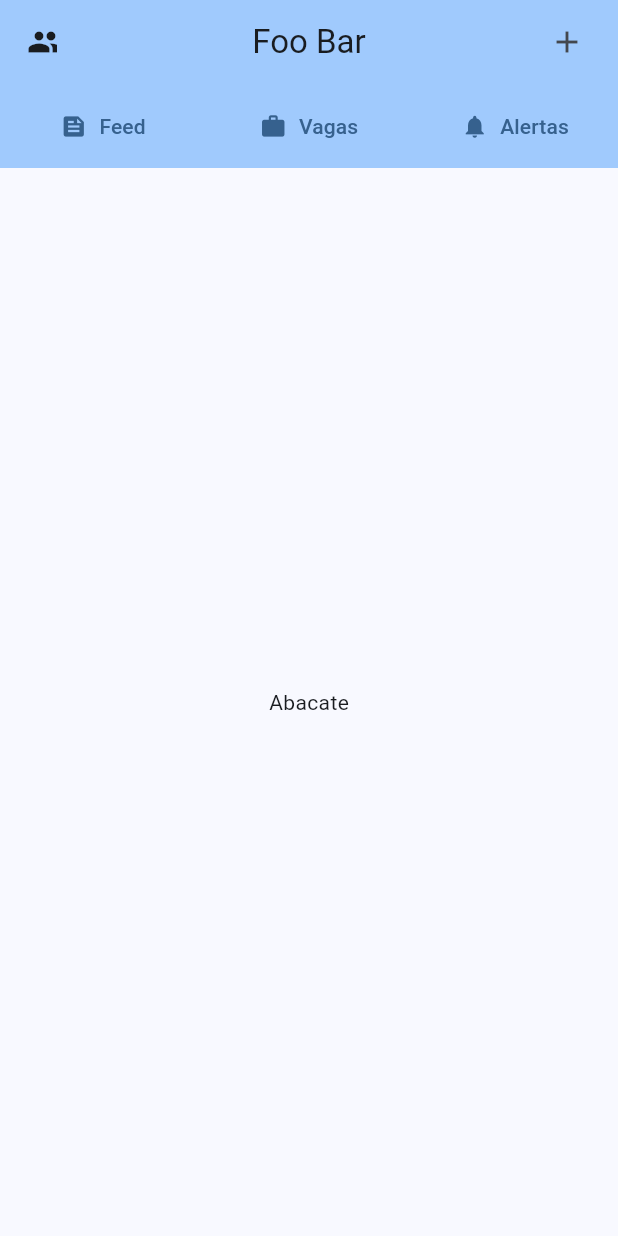
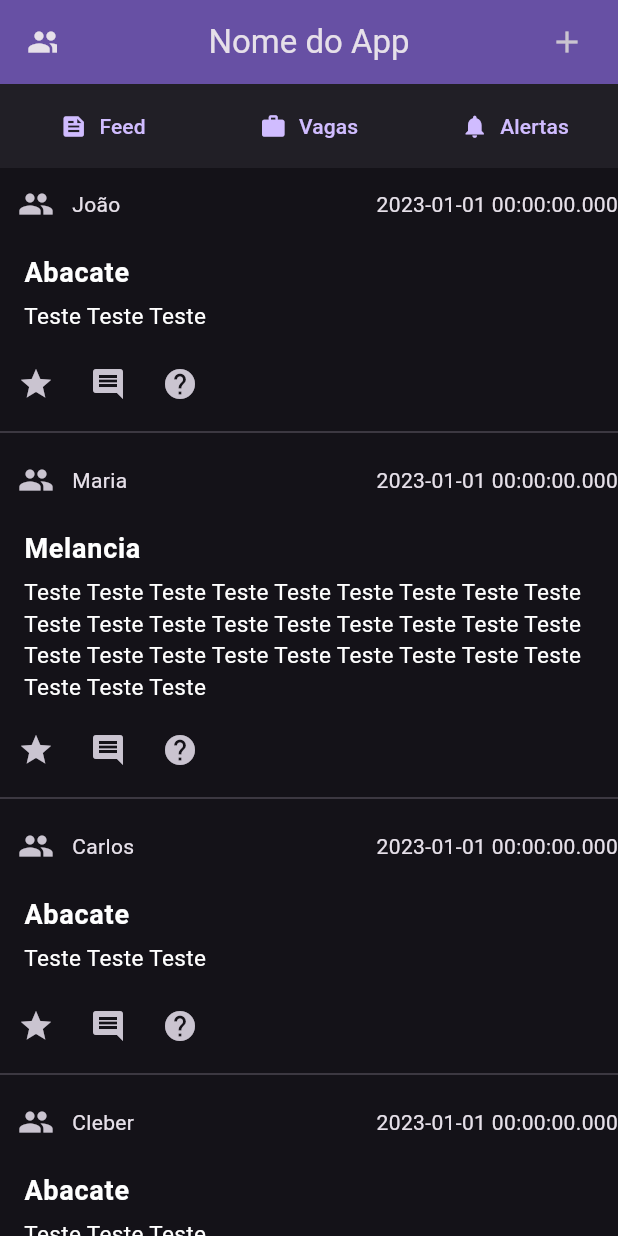
Before and after one commit to rafameou/flutter_atividade, a Flutter app: the screen it shows after launch, on a phone screen of 412 x 824 dp. Run offline on Flutter 3.47's test engine with Material 3 defaults, Android fonts, the phone set to English and light mode, and no system bars.

Commit message:
refactor, adicionado parte de posts...
começando repositorios, adicionado classe de usuario;
arrumado appbar para receber params

```diff
--- a/lib/appbar.dart
+++ /dev/null
@@ -1,87 +0,0 @@
-import 'package:flutter/material.dart';
-
-class CustomAppbar extends StatefulWidget implements PreferredSizeWidget {
-  const CustomAppbar({super.key});
-
-  @override
-  Size get preferredSize => const Size.fromHeight(kToolbarHeight * 2);
-
-  @override
-  State<CustomAppbar> createState() => _CustomAppbarState();
-}
-
-class _CustomAppbarState extends State<CustomAppbar> {
-  @override
-  Widget build(BuildContext context) {
-    return AppBar(
-      backgroundColor: Theme.of(context).colorScheme.inversePrimary,
-      leading: Padding(
-        padding: const EdgeInsets.symmetric(horizontal: 10, vertical: 0),
-        child: Stack(
-          alignment: Alignment.center,
-          children: [
-            IconButton(
-              onPressed: () {},
-              icon: ClipRRect(
-                borderRadius: BorderRadius.circular(0),
-                child: Icon(Icons.people), //Image.asset(""),
-              ),
-            ),
-          ],
-        ),
-      ),
-      title: Text("Foo Bar"),
-      centerTitle: true,
-      actions: [
-        Padding(
-          padding: const EdgeInsets.symmetric(horizontal: 10, vertical: 0),
-          child: Stack(
-            alignment: Alignment.center,
-            children: [IconButton(onPressed: () {}, icon: Icon(Icons.add))],
-          ),
-        ),
-      ],
-      bottom: AppBar(
-        backgroundColor: Theme.of(context).colorScheme.inversePrimary,
-        flexibleSpace: Row(
-          children: [
-            buildButton("Feed", Icons.feed, true),
-            buildButton("Vagas", Icons.work, false),
-            buildButton("Alertas", Icons.notifications, false),
-          ],
-        ),
-      ),
-    );
-  }
-
-  Widget buildButton(String label, IconData icon, bool selected) {
-    return Expanded(
-      child: TextButton.icon(
-        onPressed: () {},
-        label: Text(label),
-        icon: Icon(icon),
-        style: TextButton.styleFrom(
-          padding: EdgeInsets.zero,
-          minimumSize: Size(0, kToolbarHeight),
-          shape: const RoundedRectangleBorder(
-            borderRadius: BorderRadius.all(Radius.zero),
-          ),
-          /*backgroundColor:
-              (!selected
-                  ? Theme.of(context).colorScheme.inversePrimary
-                  : Theme.of(context).colorScheme.inverseSurface),
-          textStyle: TextStyle(
-            color:
-                (!selected
-                    ? Theme.of(context).colorScheme.inverseSurface
-                    : Theme.of(context).colorScheme.surfaceBright),
-          ),
-          iconColor:
-              (!selected
-                  ? Theme.of(context).colorScheme.inverseSurface
-                  : Theme.of(context).colorScheme.surfaceBright),*/
-        ),
-      ),
-    );
-  }
-}
--- a/lib/feed_ui.dart
+++ /dev/null
@@ -1,23 +0,0 @@
-import 'package:flutter/material.dart';
-import 'package:flutter_atividade/appbar.dart';
-
-class FeedPage extends StatefulWidget {
-  const FeedPage({super.key});
-
-  @override
-  State<FeedPage> createState() => _FeedPageState();
-}
-
-class _FeedPageState extends State<FeedPage> {
-  @override
-  Widget build(BuildContext context) {
-    return Scaffold(
-      appBar: CustomAppbar(),
-      body: Stack(
-        children: [
-          Center(child: Stack(children: [Text("Abacate")])),
-        ],
-      ), // This trailing comma makes auto-formatting nicer for build methods.
-    );
-  }
-}
--- a/lib/main.dart
+++ b/lib/main.dart
@@ -1,5 +1,5 @@
 import 'package:flutter/material.dart';
-import 'package:flutter_atividade/feed_ui.dart';
+import 'package:flutter_atividade/ui/feed_ui.dart';
 
 void main() {
   runApp(const MyApp());
@@ -17,6 +17,8 @@ class MyApp extends StatelessWidget {
       theme: ThemeData(
         colorScheme: ColorScheme.fromSeed(seedColor: Colors.blue),
       ),
+      darkTheme: ThemeData(brightness: Brightness.dark),
+      themeMode: ThemeMode.dark,
       home: const FeedPage(),
     );
   }
--- /dev/null
+++ b/lib/models/post.dart
@@ -0,0 +1,21 @@
+import 'package:flutter_atividade/models/user.dart';
+
+class Post {
+  DateTime time;
+  String title;
+  String text;
+  String? image;
+  int favorites;
+  List<Post>? comments;
+  User user;
+
+  Post({
+    required this.time,
+    required this.title,
+    required this.text,
+    this.image,
+    required this.favorites,
+    this.comments,
+    required this.user,
+  });
+}
--- /dev/null
+++ b/lib/models/user.dart
@@ -0,0 +1,15 @@
+import 'package:flutter_atividade/models/post.dart';
+
+class User {
+  final String name;
+  final String password;
+  final String profilePicture;
+  final List<Post>? post;
+
+  User({
+    required this.name,
+    required this.password,
+    required this.profilePicture,
+    this.post,
+  });
+}
--- /dev/null
+++ b/lib/repositories/posts.dart
@@ -0,0 +1,23 @@
+import 'dart:collection';
+import 'package:flutter/material.dart';
+import 'package:flutter_atividade/models/post.dart';
+
+abstract class PostRepository extends ChangeNotifier {
+  List<Post> get posts;
+  void addPost(Post post);
+}
+
+class PostRepositoryMemory extends ChangeNotifier implements PostRepository {
+  final List<Post> _posts = [];
+  String notification = '';
+
+  @override
+  List<Post> get posts => UnmodifiableListView(_posts);
+
+  @override
+  void addPost(Post post) {
+    _posts.add(post);
+    notification = 'Produto inserido!';
+    notifyListeners();
+  }
+}
--- /dev/null
+++ b/lib/ui/appbar.dart
@@ -0,0 +1,52 @@
+import 'package:flutter/material.dart';
+
+class CustomAppbar extends StatefulWidget implements PreferredSizeWidget {
+  final List<Widget> bottomButtons;
+  final IconButton leftButton;
+  final Text centerText;
+  final IconButton rightButton;
+  const CustomAppbar({
+    super.key,
+    required this.leftButton,
+    required this.centerText,
+    required this.rightButton,
+    required this.bottomButtons,
+  });
+
+  @override
+  Size get preferredSize => const Size.fromHeight(kToolbarHeight * 2);
+
+  @override
+  State<CustomAppbar> createState() => _CustomAppbarState();
+}
+
+class _CustomAppbarState extends State<CustomAppbar> {
+  @override
+  Widget build(BuildContext context) {
+    return AppBar(
+      backgroundColor: Theme.of(context).colorScheme.inversePrimary,
+      leading: Padding(
+        padding: const EdgeInsets.symmetric(horizontal: 10, vertical: 0),
+        child: Stack(
+          alignment: Alignment.center,
+          children: [widget.leftButton],
+        ),
+      ),
+      title: widget.centerText,
+      centerTitle: true,
+      actions: [
+        Padding(
+          padding: const EdgeInsets.symmetric(horizontal: 10, vertical: 0),
+          child: Stack(
+            alignment: Alignment.center,
+            children: [widget.rightButton],
+          ),
+        ),
+      ],
+      bottom: AppBar(
+        backgroundColor: Theme.of(context).colorScheme.surfaceContainer,
+        flexibleSpace: Row(children: widget.bottomButtons),
+      ),
+    );
+  }
+}
--- /dev/null
+++ b/lib/ui/appbar_button.dart
@@ -0,0 +1,53 @@
+import 'package:flutter/material.dart';
+
+class CustomAppbarButton extends StatefulWidget {
+  final String label;
+  final IconData icon;
+  final bool selected;
+  final void Function() onPressed;
+
+  const CustomAppbarButton({
+    super.key,
+    required this.label,
+    required this.icon,
+    required this.selected,
+    required this.onPressed,
+  });
+
+  @override
+  State<CustomAppbarButton> createState() => _CustomAppbarButtonState();
+}
+
+class _CustomAppbarButtonState extends State<CustomAppbarButton> {
+  @override
+  Widget build(BuildContext context) {
+    return Expanded(
+      child: TextButton.icon(
+        onPressed: widget.onPressed,
+        label: Text(widget.label),
+        icon: Icon(widget.icon),
+        style: TextButton.styleFrom(
+          padding: EdgeInsets.zero,
+          minimumSize: Size(0, kToolbarHeight),
+          shape: const RoundedRectangleBorder(
+            borderRadius: BorderRadius.all(Radius.zero),
+          ),
+          /*backgroundColor:
+              (!selected
+                  ? Theme.of(context).colorScheme.inversePrimary
+                  : Theme.of(context).colorScheme.inverseSurface),
+          textStyle: TextStyle(
+            color:
+                (!selected
+                    ? Theme.of(context).colorScheme.inverseSurface
+                    : Theme.of(context).colorScheme.surfaceBright),
+          ),
+          iconColor:
+              (!selected
+                  ? Theme.of(context).colorScheme.inverseSurface
+                  : Theme.of(context).colorScheme.surfaceBright),*/
+        ),
+      ),
+    );
+  }
+}
--- /dev/null
+++ b/lib/ui/feed_ui.dart
@@ -0,0 +1,82 @@
+import 'package:flutter/material.dart';
+import 'package:flutter_atividade/ui/appbar.dart';
+import 'package:flutter_atividade/ui/appbar_button.dart';
+import 'package:flutter_atividade/ui/post_ui.dart';
+import 'package:flutter_atividade/models/user.dart';
+
+class FeedPage extends StatefulWidget {
+  const FeedPage({super.key});
+
+  @override
+  State<FeedPage> createState() => _FeedPageState();
+}
+
+class _FeedPageState extends State<FeedPage> {
+  @override
+  Widget build(BuildContext context) {
+    return Scaffold(
+      appBar: CustomAppbar(
+        leftButton: IconButton(
+          onPressed: () {},
+          icon: ClipRRect(
+            borderRadius: BorderRadius.circular(0),
+            child: Icon(Icons.people), //Image.asset("avatar da pessoa"),
+          ),
+        ),
+        centerText: Text("Nome do App"),
+        rightButton: IconButton(onPressed: () {}, icon: Icon(Icons.add)),
+        bottomButtons: [
+          CustomAppbarButton(
+            label: "Feed",
+            icon: Icons.feed,
+            selected: false,
+            onPressed: () {},
+          ),
+          CustomAppbarButton(
+            label: "Vagas",
+            icon: Icons.work,
+            selected: false,
+            onPressed: () {},
+          ),
+          CustomAppbarButton(
+            label: "Alertas",
+            icon: Icons.notifications,
+            selected: false,
+            onPressed: () {},
+          ),
+        ],
+      ),
+      body: SingleChildScrollView(
+        child: Column(
+          children: [
+            CustomPost(
+              user: User(name: "João", password: "123", profilePicture: ""),
+              date: DateTime(2023),
+              title: "Abacate",
+              text: "Teste Teste Teste",
+            ),
+            CustomPost(
+              user: User(name: "Maria", password: "123", profilePicture: ""),
+              date: DateTime(2023),
+              title: "Melancia",
+              text:
+                  "Teste Teste Teste Teste Teste Teste Teste Teste Teste Teste Teste Teste Teste Teste Teste Teste Teste Teste Teste Teste Teste Teste Teste Teste Teste Teste Teste Teste Teste Teste",
+            ),
+            CustomPost(
+              user: User(name: "Carlos", password: "123", profilePicture: ""),
+              date: DateTime(2023),
+              title: "Abacate",
+              text: "Teste Teste Teste",
+            ),
+            CustomPost(
+              user: User(name: "Cleber", password: "123", profilePicture: ""),
+              date: DateTime(2023),
+              title: "Abacate",
+              text: "Teste Teste Teste",
+            ),
+          ],
+        ),
+      ), // This trailing comma makes auto-formatting nicer for build methods.
+    );
+  }
+}
--- /dev/null
+++ b/lib/ui/post_ui.dart
@@ -0,0 +1,73 @@
+import 'package:flutter/material.dart';
+import 'package:flutter_atividade/models/user.dart';
+
+class CustomPost extends StatefulWidget {
+  final User user;
+  final DateTime date;
+  final String title;
+  final String text;
+  const CustomPost({
+    super.key,
+    required this.user,
+    required this.date,
+    required this.title,
+    required this.text,
+  });
+
+  @override
+  State<CustomPost> createState() => _CustomPostState();
+}
+
+class _CustomPostState extends State<CustomPost> {
+  @override
+  Widget build(BuildContext context) {
+    return Column(
+      children: [
+        //Padding(padding: EdgeInsets.symmetric(vertical: 2, horizontal: 2)),
+        Row(
+          children: [
+            IconButton(
+              onPressed: () {},
+              icon: ClipRRect(
+                borderRadius: BorderRadius.circular(0),
+                child: Icon(
+                  Icons.people,
+                ), //Image.asset(widget.user.profilePicture),
+              ),
+            ),
+            Text(widget.user.name),
+            Spacer(),
+            Text(widget.date.toString()),
+          ],
+        ),
+        //Divider(),
+        ListTile(
+          title: Text(
+            widget.title,
+            style: TextStyle(
+              color: Colors.white,
+              fontSize: 18.0,
+              fontWeight: FontWeight.bold,
+            ),
+          ),
+          subtitle: Container(
+            padding: EdgeInsets.only(top: 5.0),
+            child: Text(
+              widget.text,
+              style: TextStyle(color: Colors.white, fontSize: 15.0),
+            ),
+          ),
+        ),
+        //Divider(),
+        Row(
+          children: [
+            IconButton(onPressed: () {}, icon: Icon(Icons.star)),
+            IconButton(onPressed: () {}, icon: Icon(Icons.comment)),
+            IconButton(onPressed: () {}, icon: Icon(Icons.help)),
+          ],
+        ),
+        Divider(/*color: Color(0xFFFF5DFF)*/),
+      ],
+    );
+  }
+}
```
Also changed, not shown: 1 other file.
